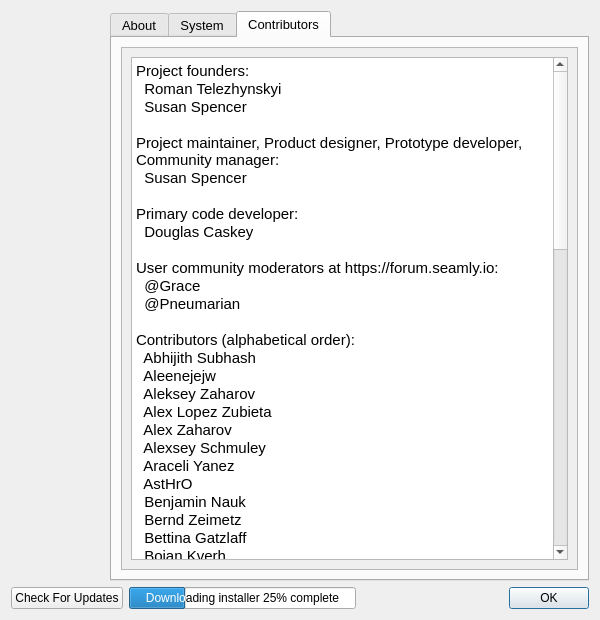
First picture: the form in src/app/seamly2d/dialogs/about2d_dialog.ui, repository FashionFreedom/Seamly2D, before the edit.
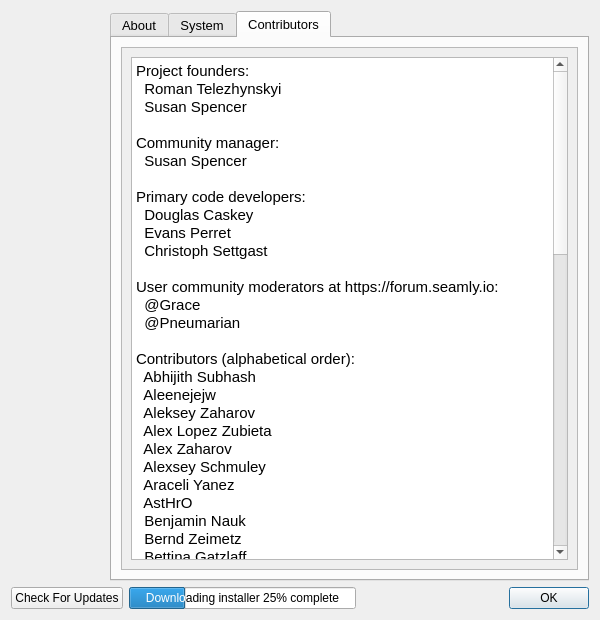
Second picture: the form after the edit. The open tabs and pages were chosen to show the change. Icons and pictures are not drawn.

Commit message:
fix welcome and about dialogs
revert logos back to png's

```diff
--- a/src/app/seamly2d/dialogs/about2d_dialog.ui
+++ b/src/app/seamly2d/dialogs/about2d_dialog.ui
@@ -1627,11 +1627,13 @@
   Roman Telezhynskyi &lt;dismine@gmail.com&gt;
   Susan Spencer &lt;susan.spencer@gmail.com&gt;
 
-Project maintainer, Product designer, Prototype developer, Community manager:
+Community manager:
   Susan Spencer &lt;susan.spencer@gmail.com&gt;
 
-Primary code developer:
+Primary code developers:
   Douglas Caskey
+  Evans Perret
+  Christoph Settgast
 
 User community moderators at https://forum.seamly.io:
   @Grace
@@ -1652,10 +1654,7 @@
   Bojan Kverh
   Castiane Lefeuvre - French Translations
   Christine Neupert
-  Christoph Settgast
   Dan McMahill
-  Douglas Caskey
-  Evans Perret
   Evgeniy Strelnikov
   Fabrice Salvaire
   Felix Ulber
```
Left out of the diff: 2 changed lines with no effect on the pictures. The commit also changes 10 other files.
